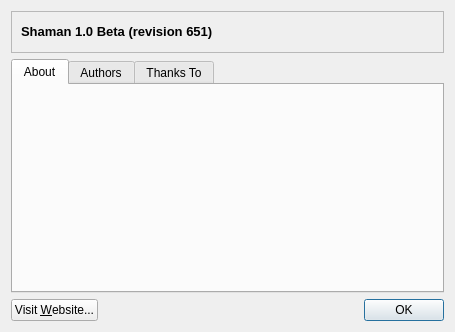
The window that trunk/shaman/ui/aboutDialog.ui (drf/shaman1) describes before a commit, drawn with Qt 5.
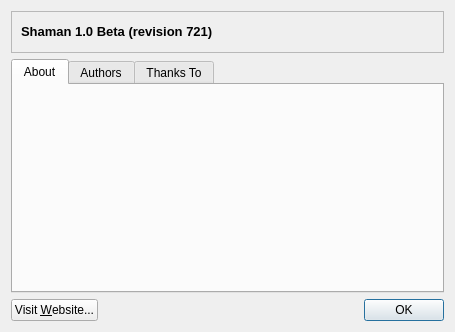
The same window after the commit. Icons and pictures are not drawn.

Commit message: Ready for Beta2 tagging

Patch:
```diff
--- a/trunk/shaman/ui/aboutDialog.ui
+++ b/trunk/shaman/ui/aboutDialog.ui
@@ -69,7 +69,7 @@
 &lt;html>&lt;head>&lt;meta name="qrichtext" content="1" />&lt;style type="text/css">
 p, li { white-space: pre-wrap; }
 &lt;/style>&lt;/head>&lt;body style=" font-family:'Sans Serif'; font-size:10pt; font-weight:400; font-style:normal;">
-&lt;p style=" margin-top:0px; margin-bottom:0px; margin-left:0px; margin-right:0px; -qt-block-indent:0; text-indent:0px;">&lt;span style=" font-weight:600;">Shaman 1.0 Beta (revision 651)&lt;/span>&lt;/p>&lt;/body>&lt;/html></string>
+&lt;p style=" margin-top:0px; margin-bottom:0px; margin-left:0px; margin-right:0px; -qt-block-indent:0; text-indent:0px;">&lt;span style=" font-weight:600;">Shaman 1.0 Beta (revision 721)&lt;/span>&lt;/p>&lt;/body>&lt;/html></string>
           </property>
          </widget>
         </item>
```
The commit also changes 12 other files.
